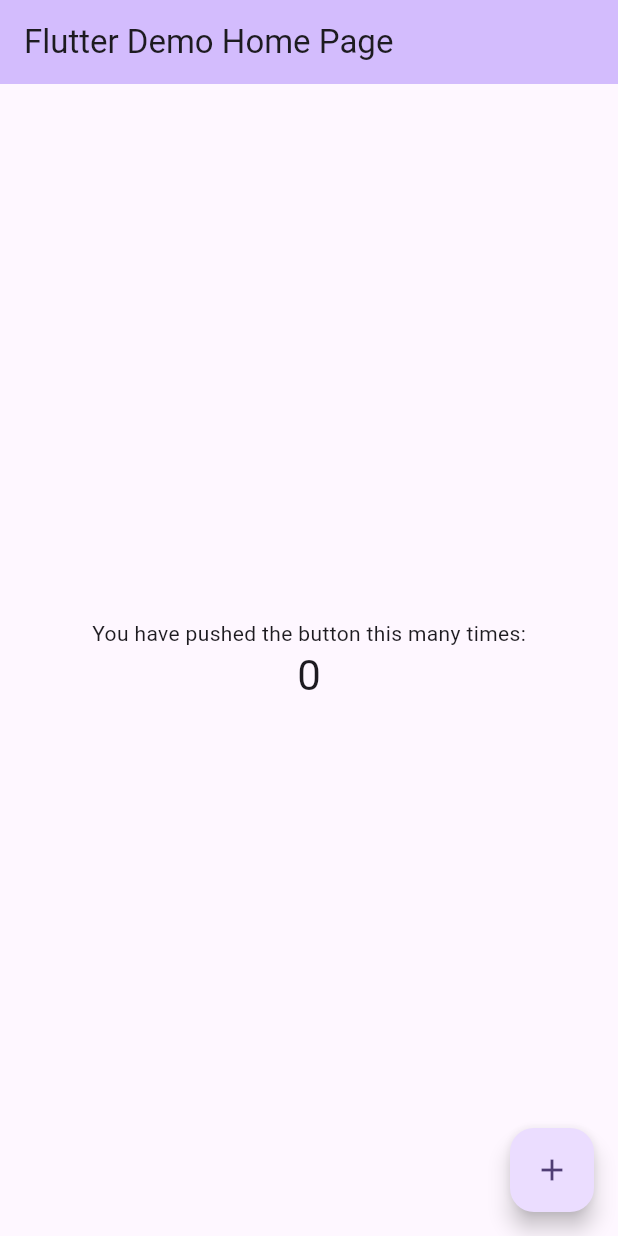
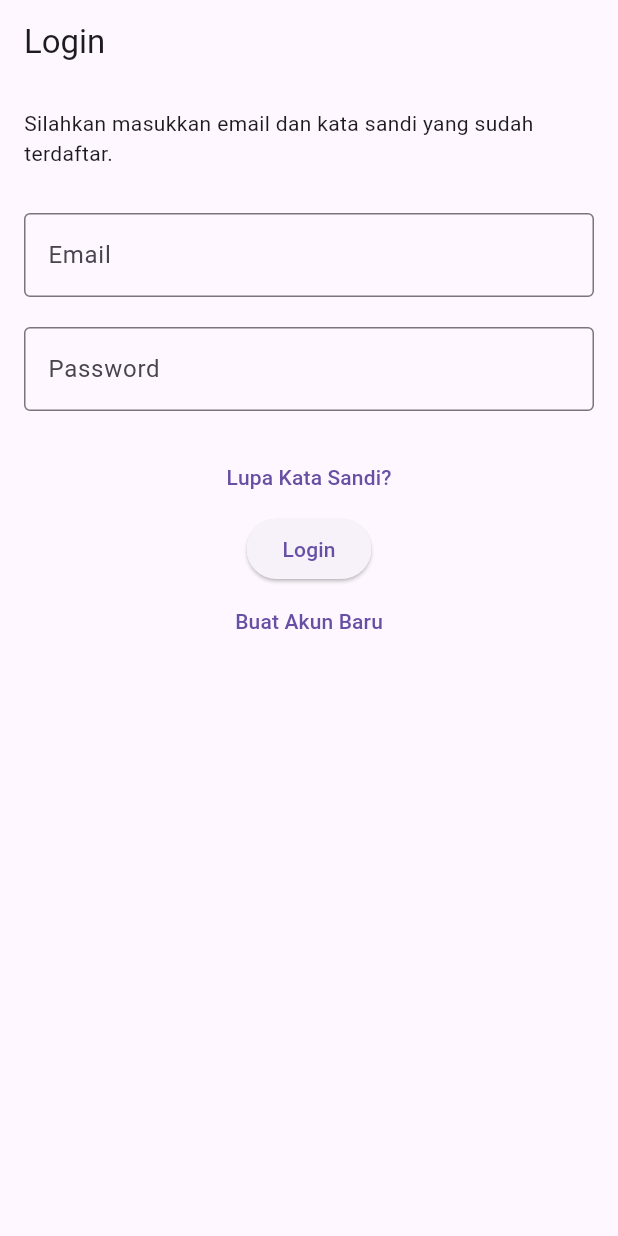
Before and after one commit to codewithmujab/flutter_login_register, a Flutter app: the screen it shows after launch, on a phone screen of 412 x 824 dp. Run offline on Flutter 3.47's test engine with Material 3 defaults, Android fonts, the phone set to English and light mode, and no system bars.

```diff
--- /dev/null
+++ b/lib/constants/color.dart
@@ -0,0 +1,6 @@
+import 'package:flutter/cupertino.dart';
+
+const Color black = Color(0xFF191555);
+const Color white = Color(0xFFFFFFFF);
+const Color bgColor = Color.fromARGB(255, 86, 125, 207);
+const Color selectColor = Color.fromARGB(255, 32, 99, 244);
--- /dev/null
+++ b/lib/login_page.dart
@@ -0,0 +1,102 @@
+import 'package:flutter/material.dart';
+import 'package:flutter_login_register/forgot_page.dart';
+import 'package:flutter_login_register/page/home_page.dart';
+import 'package:flutter_login_register/register_page.dart';
+
+class LoginPage extends StatefulWidget {
+  const LoginPage({super.key});
+
+  @override
+  State<LoginPage> createState() => _LoginPageState();
+}
+
+class _LoginPageState extends State<LoginPage> {
+  @override
+  Widget build(BuildContext context) {
+    return Scaffold(
+      appBar: AppBar(
+        title: const Text('Login'),
+      ),
+      resizeToAvoidBottomInset: false,
+      body: SingleChildScrollView(
+        child: Padding(
+          padding: const EdgeInsets.all(16.0),
+          child: Column(
+            mainAxisAlignment: MainAxisAlignment.center,
+            children: <Widget>[
+              const Text(
+                'Silahkan masukkan email dan kata sandi yang sudah terdaftar.',
+                textAlign: TextAlign.start,
+              ),
+              const SizedBox(
+                height: 30,
+              ),
+              const Padding(
+                padding: EdgeInsets.all(0),
+                child: TextField(
+                  decoration: InputDecoration(
+                    border: OutlineInputBorder(),
+                    labelText: 'Email',
+                    hintText: 'Alamat Email',
+                  ),
+                ),
+              ),
+              const SizedBox(
+                height: 20,
+              ),
+              const Padding(
+                padding: EdgeInsets.all(0),
+                child: TextField(
+                  decoration: InputDecoration(
+                    border: OutlineInputBorder(),
+                    labelText: 'Password',
+                    hintText: 'Kata Sandi',
+                  ),
+                  obscureText: true,
+                ),
+              ),
+
+              const SizedBox(
+                height: 20,
+              ),
+              //fortgot password
+              TextButton(
+                onPressed: () {
+                  Navigator.of(context).push(
+                    MaterialPageRoute(
+                      builder: (context) => const ForgotPage(),
+                    ),
+                  );
+                },
+                child: const Text(
+                  'Lupa Kata Sandi?',
+                ),
+              ),
+              ElevatedButton(
+                onPressed: () {
+                  //goto home page
+                  Navigator.of(context).push(
+                    MaterialPageRoute(
+                      builder: (context) => const HomePage(),
+                    ),
+                  );
+                },
+                child: const Text('Login'),
+              ),
+              TextButton(
+                onPressed: () {
+                  Navigator.of(context).push(
+                    MaterialPageRoute(
+                      builder: (context) => const RegisterPage(),
+                    ),
+                  );
+                },
+                child: const Text('Buat Akun Baru'),
+              ),
+            ],
+          ),
+        ),
+      ),
+    );
+  }
+}
--- a/lib/main.dart
+++ b/lib/main.dart
@@ -1,4 +1,5 @@
 import 'package:flutter/material.dart';
+import 'package:flutter_login_register/login_page.dart';
 
 void main() {
   runApp(const MyApp());
@@ -10,60 +11,13 @@ class MyApp extends StatelessWidget {
   @override
   Widget build(BuildContext context) {
     return MaterialApp(
-      title: 'Flutter Demo',
-      theme: ThemeData(
-        colorScheme: ColorScheme.fromSeed(seedColor: Colors.deepPurple),
-        useMaterial3: true,
-      ),
-      home: const MyHomePage(title: 'Flutter Demo Home Page'),
-    );
+        debugShowCheckedModeBanner: false,
+        title: 'Login Register',
+        theme: ThemeData(
+          primarySwatch: Colors.blue,
+          // colorScheme: ColorScheme.fromSeed(seedColor: Colors.deepPurple),
+          // useMaterial3: true,
+        ),
+        home: const LoginPage());
   }
 }
-
-class MyHomePage extends StatefulWidget {
-  const MyHomePage({super.key, required this.title});
-
-  final String title;
-
-  @override
-  State<MyHomePage> createState() => _MyHomePageState();
-}
-
-class _MyHomePageState extends State<MyHomePage> {
-  int _counter = 0;
-
-  void _incrementCounter() {
-    setState(() {
-      _counter++;
-    });
-  }
-
-  @override
-  Widget build(BuildContext context) {
-    return Scaffold(
-      appBar: AppBar(
-        backgroundColor: Theme.of(context).colorScheme.inversePrimary,
-        title: Text(widget.title),
-      ),
-      body: Center(
-        child: Column(
-          mainAxisAlignment: MainAxisAlignment.center,
-          children: <Widget>[
-            const Text(
-              'You have pushed the button this many times:',
-            ),
-            Text(
-              '$_counter',
-              style: Theme.of(context).textTheme.headlineMedium,
-            ),
-          ],
-        ),
-      ),
-      floatingActionButton: FloatingActionButton(
-        onPressed: _incrementCounter,
-        tooltip: 'Increment',
-        child: const Icon(Icons.add),
-      ),
-    );
-  }
-}
--- a/pubspec.yaml
+++ b/pubspec.yaml
@@ -50,7 +50,6 @@ dependencies:
   intl: ^0.19.0
   json_annotation: ^4.9.0
   loader_overlay: ^4.0.0
-  location: ^6.0.1
   mockito: ^5.4.4
   print_bluetooth_thermal: ^1.1.0
   shared_preferences: ^2.2.3
@@ -76,8 +75,8 @@ flutter:
   # the material Icons class.
   uses-material-design: true
   # To add assets to your application, add an assets section, like this:
-  # assets:
-  #   - images/a_dot_burr.jpeg
+  assets:
+    - assets/icons/
   #   - images/a_dot_ham.jpeg
   # An image asset can refer to one or more resolution-specific "variants", see
   # https://flutter.dev/assets-and-images/#resolution-aware
--- a/roadmap_.txt
+++ b/roadmap_.txt
@@ -5,3 +5,4 @@ dan json_serializable untuk mengurai respons json terhadap model kami"
 1. Arsitektur Bersih di Flutter | MVVM | Blok | Dio
 2. Kita akan mulai dari lapisan Domain, pertama kita harus membuat model untuk mengurai respons json api ke model kita.
 3. Pembuatan Kode menggunakan Flutter | sumber_gen | build_runner.
+4. Pembuatan UI di Flutter
```
Also changed, not shown: lib/constants/text_style.dart (added, +7 -0 lines), lib/data/model.dart (added, +20 -0 lines), lib/forgot_page.dart (added, +63 -0 lines), lib/page/home_page.dart (added, +96 -0 lines), lib/register_page.dart (added, +118 -0 lines), lib/widgets/custom_paint.dart (added, +31 -0 lines), reference_.txt (+9 -0 lines), assets/icons/heart.png (added), assets/icons/home.png (added), assets/icons/notification.png (added), assets/icons/search.png (added), assets/icons/user.png (added), pubspec.lock, 1 other file.
